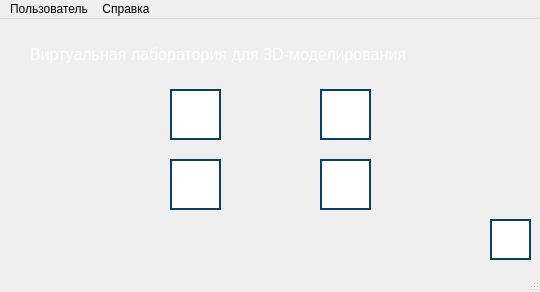
Above: adminmainwindow.ui from RCh-stack/ray-tracing-alpha-1.3 before the change. Below: the same form after it.
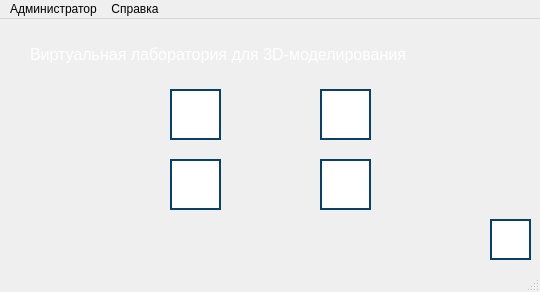
That is the form after the change. Icons and pictures are not drawn.

```diff
--- a/adminmainwindow.ui
+++ b/adminmainwindow.ui
@@ -253,7 +253,7 @@
    </property>
    <widget class="QMenu" name="menu">
     <property name="title">
-     <string>Пользователь</string>
+     <string>Администратор</string>
     </property>
     <addaction name="action_user_profile"/>
     <addaction name="action_user_option"/>
```
Left out of the diff: 8 changed lines with no effect on the pictures.
